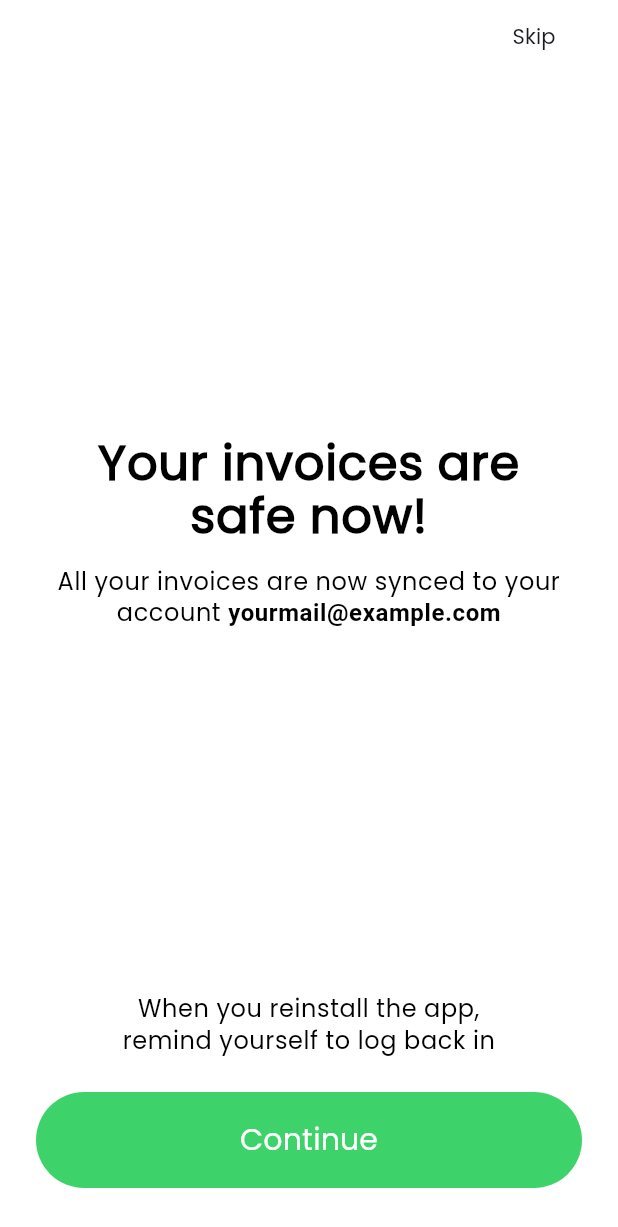
After one commit to ZakSlinin/invoice_generator, a Flutter app: the YourInvoicesSafeScreen screen opened by its route, on a phone screen of 412 x 824 dp. The commit adds this screen. Shown: the top 1227 px of the screen. Run offline on Flutter 3.47's test engine with Material 3 defaults, Android fonts, the phone set to English and light mode, and no system bars; our stand-ins replace auto_route, flutter_bloc, flutter_svg, get_it, shared_preferences; accounts and stored records are empty.

Commit message:
feat: your_invoices_safe_screen ui

```diff
--- a/lib/core/di/injection.dart
+++ b/lib/core/di/injection.dart
@@ -1,4 +1,5 @@
 import 'package:get_it/get_it.dart';
+import 'package:invoice_generator/features/your_items/bloc/your_items_bloc.dart';
 import 'package:invoice_generator/features/your_items/data/repositories/abstract_your_items_repository.dart';
 import 'package:invoice_generator/features/your_items/data/repositories/your_items_repository_impl.dart';
 
@@ -6,4 +7,5 @@ final getIt = GetIt.I;
 
 void setupDependencies() {
   getIt.registerSingleton<YourItemsRepositoryImpl>(YourItemsRepositoryImpl());
+  getIt.registerSingleton<YourItemsBloc>(YourItemsBloc(getIt<YourItemsRepositoryImpl>()));
 }
--- a/lib/core/router/app_router.dart
+++ b/lib/core/router/app_router.dart
@@ -3,6 +3,7 @@ import 'package:invoice_generator/features/get_started/screens/get_started_scree
 import 'package:invoice_generator/features/onboarding_control_invoices/screens/control_invoices_screen.dart';
 import 'package:invoice_generator/features/onboarding_simple/screens/simple_screen.dart';
 import 'package:invoice_generator/features/onboarding_welcome_to_receipts/screens/welcome_to_receipts_screen.dart';
+import 'package:invoice_generator/features/your_invoices_safe/screens/your_invoices_safe_screen.dart';
 import 'package:invoice_generator/features/your_items/screens/your_items_screen.dart';
 
 part 'app_router.gr.dart';
@@ -16,5 +17,6 @@ class AppRouter extends _$AppRouter {
     AutoRoute(page: ControlInvoiceRoute.page),
     AutoRoute(page: SimpleRoute.page),
     AutoRoute(page: YourItemsRoute.page),
+    AutoRoute(page: YourInvoicesSafeRoute.page),
   ];
 }
--- /dev/null
+++ b/lib/features/your_invoices_safe/screens/your_invoices_safe_screen.dart
@@ -0,0 +1,98 @@
+import 'package:auto_route/annotations.dart';
+import 'package:flutter/material.dart';
+
+@RoutePage()
+class YourInvoicesSafeScreen extends StatelessWidget {
+  const YourInvoicesSafeScreen({super.key});
+
+  @override
+  Widget build(BuildContext context) {
+    final textTheme = Theme.of(context).textTheme;
+
+    return Scaffold(
+      backgroundColor: Colors.white,
+      body: SafeArea(
+        child: Padding(
+          padding: const EdgeInsets.fromLTRB(24, 0, 24, 0),
+          child: Column(
+            crossAxisAlignment: CrossAxisAlignment.stretch,
+            children: [
+              Row(
+                mainAxisAlignment: MainAxisAlignment.end,
+                children: [
+                  TextButton(
+                    onPressed: () {},
+                    child: Text('Skip', style: textTheme.labelLarge),
+                  ),
+                ],
+              ),
+              const Spacer(),
+              Text(
+                'Your invoices are\nsafe now!',
+                textAlign: TextAlign.center,
+                style: textTheme.bodyLarge?.copyWith(
+                  fontSize: 32,
+                  fontWeight: FontWeight.w700,
+                  height: 1.1,
+                ),
+              ),
+              const SizedBox(height: 16),
+              RichText(
+                textAlign: TextAlign.center,
+                text: TextSpan(
+                  style: textTheme.bodySmall?.copyWith(
+                    fontSize: 16,
+                    color: Colors.black,
+                  ),
+                  children: const [
+                    TextSpan(
+                      text: 'All your invoices are now synced to your account ',
+                    ),
+                    TextSpan(
+                      text: 'yourmail@example.com',
+                      style: TextStyle(fontWeight: FontWeight.w700),
+                    ),
+                  ],
+                ),
+              ),
+              const Spacer(),
+              // Bottom info
+              Text(
+                'When you reinstall the app,\nremind yourself to log back in',
+                textAlign: TextAlign.center,
+                style: textTheme.bodySmall?.copyWith(
+                  fontSize: 16,
+                  color: Colors.black,
+                ),
+              ),
+              const SizedBox(height: 24),
+              SizedBox(
+                width: double.infinity,
+                height: 64,
+                child: ElevatedButton(
+                  style: ElevatedButton.styleFrom(
+                    backgroundColor: const Color(0xFF3ED36A),
+                    shape: RoundedRectangleBorder(
+                      borderRadius: BorderRadius.circular(32),
+                    ),
+                    elevation: 0,
+                  ),
+                  onPressed: () {},
+                  child: const Text(
+                    'Continue',
+                    style: TextStyle(
+                      color: Colors.white,
+                      fontSize: 20,
+                      fontWeight: FontWeight.w500,
+                    ),
+                  ),
+                ),
+              ),
+              const SizedBox(height: 32),
+            ],
+          ),
+        ),
+      ),
+    );
+  }
+}
--- a/lib/features/your_items/bloc/your_items_bloc.dart
+++ b/lib/features/your_items/bloc/your_items_bloc.dart
@@ -18,14 +18,16 @@ class YourItemsBloc extends Bloc<YourItemsEvent, YourItemsState> {
   ) async {
     try {
       print('Email: ${event.email}');
-      print('Avatar file: ${event.address}');
-      print('Header file: ${event.phone}');
+      print('Address: ${event.address}');
+      print('Phone: ${event.phone}');
 
       await _repository.saveYourItemsData(
         email: event.email,
         phone: event.phone,
         address: event.address,
       );
+
+
       emit(YourItemsSaveSuccess());
     } catch (e) {
       emit(YourItemsSaveFailed(message: e.toString()));
--- a/lib/features/your_items/screens/your_items_screen.dart
+++ b/lib/features/your_items/screens/your_items_screen.dart
@@ -1,6 +1,8 @@
-import 'package:auto_route/annotations.dart';
+import 'package:auto_route/auto_route.dart';
 import 'package:flutter/material.dart';
 import 'package:flutter_bloc/flutter_bloc.dart';
+import 'package:invoice_generator/core/di/injection.dart';
+import 'package:invoice_generator/core/router/app_router.dart';
 import 'package:invoice_generator/features/your_items/bloc/your_items_bloc.dart';
 
 @RoutePage()
@@ -17,9 +19,12 @@ class _YourItemsScreenState extends State<YourItemsScreen> {
   final TextEditingController _addressController = TextEditingController();
   String? _errorMessage;
 
+  late final YourItemsBloc _yourItemsBloc;
+
   @override
   void initState() {
     super.initState();
+    _yourItemsBloc = getIt<YourItemsBloc>();
     print('YourItemsScreen: initState');
   }
 
@@ -61,7 +66,13 @@ class _YourItemsScreenState extends State<YourItemsScreen> {
   Widget build(BuildContext context) {
     final textTheme = Theme.of(context).textTheme;
 
-    return BlocBuilder<YourItemsBloc, YourItemsState>(
+    return BlocListener<YourItemsBloc, YourItemsState>(
+      listener: (context, state) {
+        if (state is YourItemsSaveSuccess) {
+          context.router.push(const YourInvoicesSafeRoute());
+        }
+      },
+      child: BlocBuilder<YourItemsBloc, YourItemsState>(
         builder: (context, state) {
           return Scaffold(
             backgroundColor: const Color(0xFFF6F6F6),
@@ -154,9 +165,9 @@ class _YourItemsScreenState extends State<YourItemsScreen> {
                             if (_validateFields()) {
                               context.read<YourItemsBloc>().add(
                                 YourItemsSaveEvent(
-                                email: _emailController.text.trim(),
-                                phone: _phoneController.text.trim(),
-                                address: _addressController.text.trim(),
+                                  email: _emailController.text,
+                                  phone: _phoneController.text,
+                                  address: _addressController.text,
                                 ),
                               );
                             }
@@ -178,6 +189,7 @@ class _YourItemsScreenState extends State<YourItemsScreen> {
             ),
           );
         },
+      ),
     );
   }
 }
```
Also changed, not shown: lib/core/router/app_router.gr.dart. Lines whose indentation alone changed are shown as unchanged.
